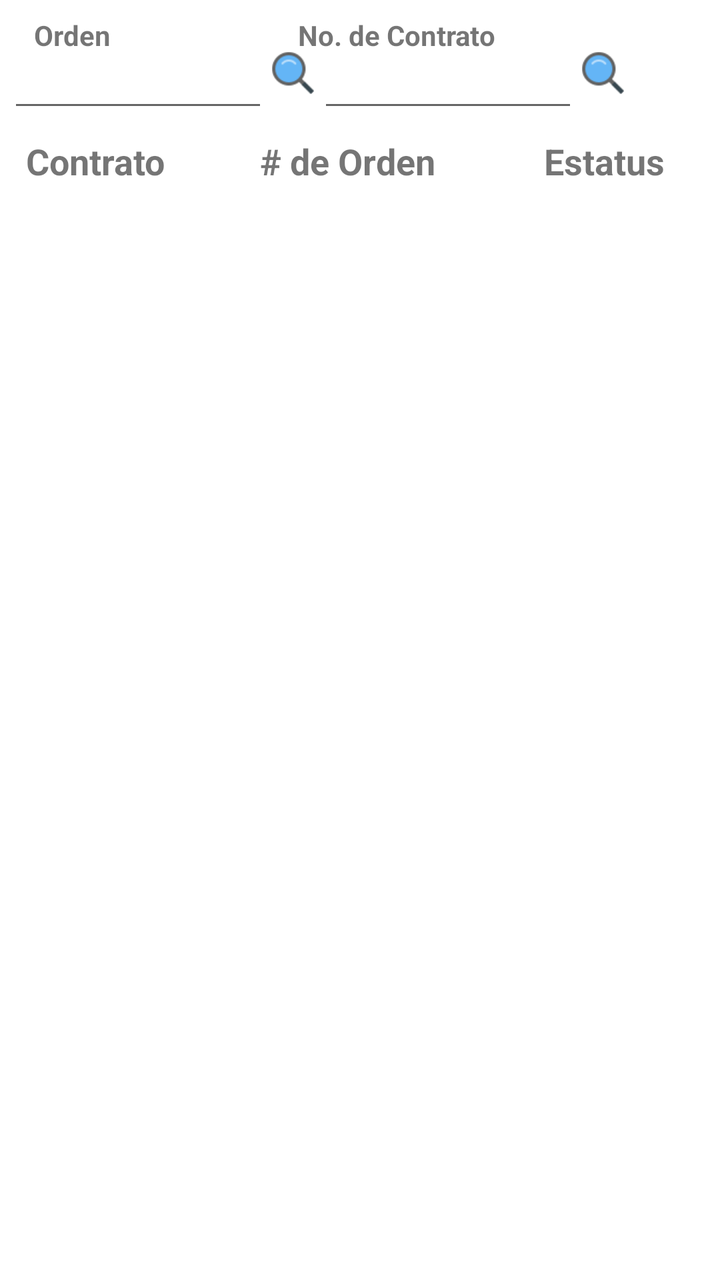
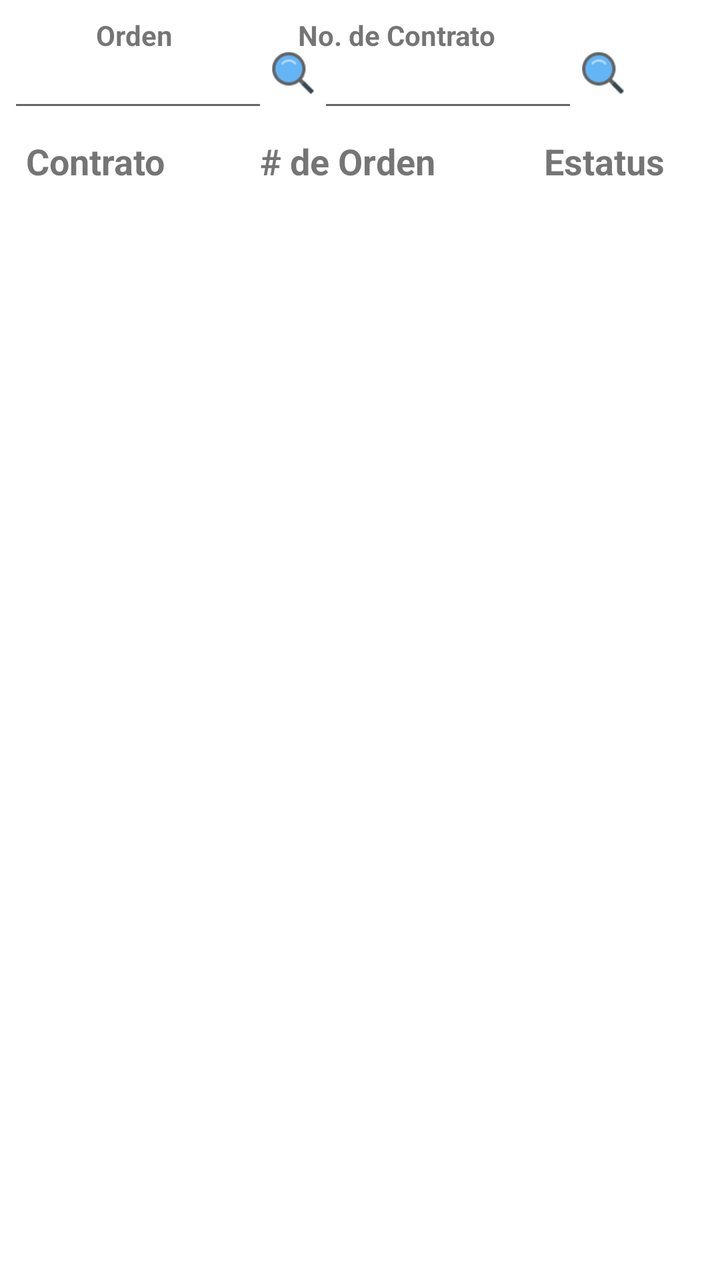

Before-and-after screenshots of an Android layout around one commit, followed by the original layout XML and the change that was made.
<!-- AndroidManifest.xml: application theme AppTheme -->
<!-- res/layout/content_orden.xml -->
<?xml version="1.0" encoding="utf-8"?>
<android.support.constraint.ConstraintLayout xmlns:android="http://schemas.android.com/apk/res/android"
    xmlns:app="http://schemas.android.com/apk/res-auto"
    xmlns:tools="http://schemas.android.com/tools"
    android:layout_width="match_parent"
    android:layout_height="match_parent"
    android:background="@color/fondoBlanco"
    app:layout_behavior="@string/appbar_scrolling_view_behavior"
    tools:context=".Activitys.Orden"

    tools:showIn="@layout/app_bar_orden">

    <ListView
        android:id="@+id/listorden"
        android:layout_width="match_parent"
        android:layout_height="match_parent"
        android:layout_alignParentTop="true"
        android:layout_marginTop="100dp"
        android:backgroundTint="@color/colorPrimary"
        android:dividerHeight="10dp"
        android:elevation="80dp"
        android:paddingLeft="8dp"
        android:paddingRight="8dp"
        app:layout_constraintEnd_toEndOf="parent"
        app:layout_constraintStart_toStartOf="parent"
        app:layout_constraintTop_toTopOf="parent" />

    <TextView
        android:id="@+id/textView39"
        android:layout_width="100dp"
        android:layout_height="wrap_content"
        android:layout_marginStart="8dp"
        android:layout_marginTop="8dp"
        android:layout_marginEnd="8dp"
        android:text="@string/orden"
        android:textStyle="bold"
        app:layout_constraintEnd_toEndOf="@+id/ordsearch"
        app:layout_constraintStart_toStartOf="parent"
        app:layout_constraintTop_toTopOf="parent" />

    <EditText
        android:id="@+id/ordsearch"
        android:layout_width="130dp"
        android:layout_height="45dp"
        android:layout_marginStart="4dp"
        android:layout_marginTop="16dp"
        android:inputType="number"
        app:layout_constraintEnd_toStartOf="@+id/borden"
        app:layout_constraintStart_toStartOf="parent"
        app:layout_constraintTop_toTopOf="parent" />

    <Button
        android:id="@+id/borden"
        android:layout_width="25dp"
        android:layout_height="25dp"
        android:layout_marginTop="24dp"
        android:background="@drawable/busqueda"
        android:gravity="center_vertical"
        app:layout_constraintStart_toEndOf="@+id/ordsearch"
        app:layout_constraintTop_toTopOf="parent" />


    <EditText
        android:id="@+id/contsearch"
        android:layout_width="130dp"
        android:layout_height="45dp"
        android:layout_marginTop="16dp"
        android:inputType="text|number"
        app:layout_constraintStart_toEndOf="@+id/borden"
        app:layout_constraintTop_toTopOf="parent" />

    <Button
        android:id="@+id/bcontrato"
        android:layout_width="25dp"
        android:layout_height="25dp"
        android:layout_marginTop="24dp"
        android:background="@drawable/busqueda"
        android:gravity="center_vertical"
        app:layout_constraintStart_toEndOf="@+id/contsearch"
        app:layout_constraintTop_toTopOf="parent" />

    <TextView
        android:layout_width="150dp"
        android:layout_height="wrap_content"
        android:layout_marginStart="8dp"
        android:layout_marginTop="8dp"
        android:layout_marginEnd="8dp"
        android:text="@string/n_Contrato"
        android:textStyle="bold"
        app:layout_constraintEnd_toStartOf="@+id/bcontrato"
        app:layout_constraintStart_toEndOf="@+id/borden"
        app:layout_constraintTop_toTopOf="parent" />

    <TextView
        android:id="@+id/textView38"
        android:layout_width="100dp"
        android:layout_height="wrap_content"
        android:layout_alignParentStart="true"
        android:layout_marginTop="8dp"
        android:layout_marginBottom="8dp"
        android:text="@string/contrato"
        android:textSize="18dp"
        android:textStyle="bold"
        app:layout_constraintBottom_toTopOf="@+id/listorden"
        app:layout_constraintEnd_toEndOf="parent"
        app:layout_constraintHorizontal_bias="0.05"
        app:layout_constraintStart_toStartOf="parent"
        app:layout_constraintTop_toBottomOf="@+id/ordsearch" />

    <TextView
        android:id="@+id/textView40"
        android:layout_width="100dp"
        android:layout_height="wrap_content"
        android:layout_alignParentStart="true"
        android:layout_marginStart="8dp"
        android:layout_marginTop="8dp"
        android:layout_marginEnd="8dp"
        android:layout_marginBottom="8dp"
        android:text="@string/n_Orden"
        android:textSize="18dp"
        android:textStyle="bold"
        app:layout_constraintBottom_toTopOf="@+id/listorden"
        app:layout_constraintEnd_toEndOf="parent"
        app:layout_constraintStart_toStartOf="parent"
        app:layout_constraintTop_toBottomOf="@+id/contsearch" />


    <TextView
        android:layout_width="100dp"
        android:layout_height="wrap_content"
        android:layout_alignParentEnd="true"
        android:layout_marginTop="8dp"
        android:layout_marginEnd="8dp"
        android:layout_marginBottom="8dp"
        android:text="@string/estatus"
        android:textSize="18dp"
        android:textStyle="bold"
        android:textAlignment="center"
        app:layout_constraintBottom_toTopOf="@+id/listorden"
        app:layout_constraintEnd_toEndOf="parent"
        app:layout_constraintTop_toBottomOf="@+id/contsearch" />



</android.support.constraint.ConstraintLayout>
<!-- res/layout/app_bar_orden.xml (included above) -->
<?xml version="1.0" encoding="utf-8"?>
<android.support.design.widget.CoordinatorLayout xmlns:android="http://schemas.android.com/apk/res/android"
    xmlns:app="http://schemas.android.com/apk/res-auto"
    xmlns:tools="http://schemas.android.com/tools"
    android:layout_width="match_parent"
    android:layout_height="match_parent"
    tools:context=".Activitys.Orden">

    <android.support.design.widget.AppBarLayout
        android:layout_width="match_parent"
        android:layout_height="wrap_content"
        android:theme="@style/AppTheme.AppBarOverlay">

        <android.support.v7.widget.Toolbar
            android:id="@+id/toolbar"
            android:layout_width="match_parent"
            android:layout_height="?attr/actionBarSize"
            android:background="?attr/colorPrimary"
            app:popupTheme="@style/AppTheme.PopupOverlay" />

    </android.support.design.widget.AppBarLayout>

    <include layout="@layout/content_orden" />




</android.support.design.widget.CoordinatorLayout>
<!-- resources referenced by this layout -->
<resources>
  <color name="colorPrimary">#0277BD</color>
  <color name="fondoBlanco">#fff</color>
  <!-- drawable busqueda: png bitmap (drawable, 1157 bytes) -->
  <string name="contrato">Contrato</string>
  <string name="estatus">Estatus</string>
  <string name="n_Contrato">No. de Contrato</string>
  <string name="n_Orden"># de Orden</string>
  <string name="orden">Orden</string>
  <style name="AppTheme.AppBarOverlay" parent="ThemeOverlay.AppCompat.Dark.ActionBar" />
  <style name="AppTheme.PopupOverlay" parent="ThemeOverlay.AppCompat.Light" />
  <style name="AppTheme" parent="Theme.AppCompat.Light.DarkActionBar">
          
          <item name="colorPrimary">@color/colorPrimary</item>
          <item name="colorPrimaryDark">@color/colorPrimaryDark</item>
          <item name="colorAccent">@color/colorAccent</item>
          <item name="android:colorForeground">@android:color/background_dark</item>
      </style>
  <color name="colorPrimaryDark">#004C8C</color>
  <color name="colorAccent">#0000FF</color>
</resources>

<!-- the commit's change to res/layout/content_orden.xml (unified diff, before → after) -->
@@ -32,6 +32,7 @@
         android:layout_marginStart="8dp"
         android:layout_marginTop="8dp"
         android:layout_marginEnd="8dp"
+        android:textAlignment="center"
         android:text="@string/orden"
         android:textStyle="bold"
         app:layout_constraintEnd_toEndOf="@+id/ordsearch"
